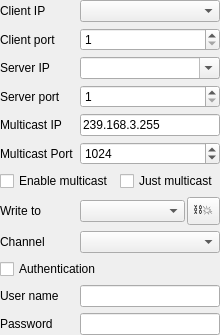
Above: src/device/socketui.ui from x-tools-author/x-tools before the change. Below: the same form after it.
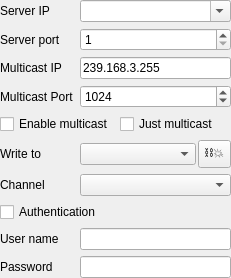
That is the form after the change.

```diff
--- a/src/device/socketui.ui
+++ b/src/device/socketui.ui
@@ -6,8 +6,8 @@
    <rect>
     <x>0</x>
     <y>0</y>
-    <width>220</width>
-    <height>310</height>
+    <width>231</width>
+    <height>274</height>
    </rect>
   </property>
   <property name="windowTitle">
@@ -26,40 +26,17 @@
    <property name="bottomMargin">
     <number>0</number>
    </property>
-   <item row="1" column="1">
-    <widget class="QSpinBox" name="spinBoxClientPort">
-     <property name="minimum">
-      <number>1</number>
-     </property>
-     <property name="maximum">
-      <number>65535</number>
-     </property>
-    </widget>
-   </item>
-   <item row="3" column="0">
-    <widget class="QLabel" name="labelServerPort">
-     <property name="sizePolicy">
-      <sizepolicy hsizetype="Fixed" vsizetype="Preferred">
-       <horstretch>0</horstretch>
-       <verstretch>0</verstretch>
-      </sizepolicy>
-     </property>
+   <item row="7" column="0">
+    <widget class="QLabel" name="labelChannel">
      <property name="text">
-      <string>Server port</string>
+      <string>Channel</string>
      </property>
     </widget>
    </item>
-   <item row="8" column="0">
-    <widget class="QLabel" name="labelWriteTo">
-     <property name="text">
-      <string>Write to</string>
-     </property>
-    </widget>
-   </item>
-   <item row="12" column="1">
+   <item row="10" column="1">
     <widget class="QLineEdit" name="lineEditPassword"/>
    </item>
-   <item row="8" column="1">
+   <item row="6" column="1">
     <layout class="QHBoxLayout" name="horizontalLayout">
      <property name="spacing">
       <number>2</number>
@@ -79,10 +56,72 @@
      </item>
     </layout>
    </item>
-   <item row="11" column="1">
+   <item row="0" column="1">
+    <widget class="QComboBox" name="comboBoxServerIp">
+     <property name="editable">
+      <bool>true</bool>
+     </property>
+    </widget>
+   </item>
+   <item row="9" column="0">
+    <widget class="QLabel" name="labelUser">
+     <property name="text">
+      <string>User name</string>
+     </property>
+    </widget>
+   </item>
+   <item row="3" column="1">
+    <widget class="QSpinBox" name="spinBoxMulticastPort">
+     <property name="maximum">
+      <number>65535</number>
+     </property>
+     <property name="value">
+      <number>1024</number>
+     </property>
+    </widget>
+   </item>
+   <item row="3" column="0">
+    <widget class="QLabel" name="labelMulticastPort">
+     <property name="text">
+      <string>Multicast Port</string>
+     </property>
+    </widget>
+   </item>
+   <item row="9" column="1">
     <widget class="QLineEdit" name="lineEditUser"/>
    </item>
-   <item row="6" column="0" colspan="2">
+   <item row="1" column="1">
+    <widget class="QSpinBox" name="spinBoxServerPort">
+     <property name="minimum">
+      <number>1</number>
+     </property>
+     <property name="maximum">
+      <number>65535</number>
+     </property>
+    </widget>
+   </item>
+   <item row="2" column="0">
+    <widget class="QLabel" name="labelMulticastIp">
+     <property name="text">
+      <string>Multicast IP</string>
+     </property>
+    </widget>
+   </item>
+   <item row="8" column="0" colspan="2">
+    <widget class="QCheckBox" name="checkBoxAuthentication">
+     <property name="text">
+      <string>Authentication</string>
+     </property>
+    </widget>
+   </item>
+   <item row="2" column="1">
+    <widget class="QLineEdit" name="lineEditMulticastIp">
+     <property name="text">
+      <string notr="true">239.168.3.255</string>
+     </property>
+    </widget>
+   </item>
+   <item row="4" column="0" colspan="2">
     <layout class="QHBoxLayout" name="horizontalLayout_2">
      <item>
       <widget class="QCheckBox" name="checkBoxEnableMulticast">
@@ -100,44 +139,14 @@
      </item>
     </layout>
    </item>
-   <item row="0" column="1">
-    <widget class="QComboBox" name="comboBoxClientIp"/>
-   </item>
-   <item row="11" column="0">
-    <widget class="QLabel" name="labelUser">
-     <property name="text">
-      <string>User name</string>
-     </property>
-    </widget>
-   </item>
-   <item row="1" column="0">
-    <widget class="QLabel" name="labelClientPort">
-     <property name="sizePolicy">
-      <sizepolicy hsizetype="Fixed" vsizetype="Preferred">
-       <horstretch>0</horstretch>
-       <verstretch>0</verstretch>
-      </sizepolicy>
-     </property>
-     <property name="text">
-      <string>Client port</string>
-     </property>
-    </widget>
-   </item>
-   <item row="4" column="1">
-    <widget class="QLineEdit" name="lineEditMulticastIp">
-     <property name="text">
-      <string notr="true">239.168.3.255</string>
-     </property>
-    </widget>
-   </item>
-   <item row="12" column="0">
+   <item row="10" column="0">
     <widget class="QLabel" name="labelPassword">
      <property name="text">
       <string>Password</string>
      </property>
     </widget>
    </item>
-   <item row="2" column="0">
+   <item row="0" column="0">
     <widget class="QLabel" name="labelServerIp">
      <property name="sizePolicy">
       <sizepolicy hsizetype="Fixed" vsizetype="Preferred">
@@ -150,25 +159,18 @@
      </property>
     </widget>
    </item>
-   <item row="9" column="0">
-    <widget class="QLabel" name="labelChannel">
-     <property name="text">
-      <string>Channel</string>
-     </property>
-    </widget>
-   </item>
-   <item row="9" column="1">
+   <item row="7" column="1">
     <widget class="QComboBox" name="comboBoxChannel"/>
    </item>
-   <item row="2" column="1">
-    <widget class="QComboBox" name="comboBoxServerIp">
-     <property name="editable">
-      <bool>true</bool>
+   <item row="6" column="0">
+    <widget class="QLabel" name="labelWriteTo">
+     <property name="text">
+      <string>Write to</string>
      </property>
     </widget>
    </item>
-   <item row="0" column="0">
-    <widget class="QLabel" name="labelClientIp">
+   <item row="1" column="0">
+    <widget class="QLabel" name="labelServerPort">
      <property name="sizePolicy">
       <sizepolicy hsizetype="Fixed" vsizetype="Preferred">
        <horstretch>0</horstretch>
@@ -176,48 +178,7 @@
       </sizepolicy>
      </property>
      <property name="text">
-      <string>Client IP</string>
-     </property>
-    </widget>
-   </item>
-   <item row="4" column="0">
-    <widget class="QLabel" name="labelMulticastIp">
-     <property name="text">
-      <string>Multicast IP</string>
-     </property>
-    </widget>
-   </item>
-   <item row="10" column="0" colspan="2">
-    <widget class="QCheckBox" name="checkBoxAuthentication">
-     <property name="text">
-      <string>Authentication</string>
-     </property>
-    </widget>
-   </item>
-   <item row="3" column="1">
-    <widget class="QSpinBox" name="spinBoxServerPort">
-     <property name="minimum">
-      <number>1</number>
-     </property>
-     <property name="maximum">
-      <number>65535</number>
-     </property>
-    </widget>
-   </item>
-   <item row="5" column="0">
-    <widget class="QLabel" name="labelMulticastPort">
-     <property name="text">
-      <string>Multicast Port</string>
-     </property>
-    </widget>
-   </item>
-   <item row="5" column="1">
-    <widget class="QSpinBox" name="spinBoxMulticastPort">
-     <property name="maximum">
-      <number>65535</number>
-     </property>
-     <property name="value">
-      <number>1024</number>
+      <string>Server port</string>
      </property>
     </widget>
    </item>
```
